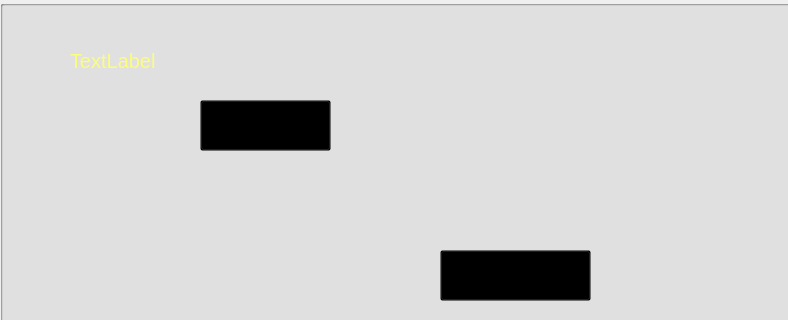
Above: FeedingFrenzy/screencontroller.ui from MATF-RS19/RS008-feeding-frenzy before the change; both pictures show x 0 to 788 and y 0 to 320 of the 788 by 473 pixel window. Below: the same form after it.
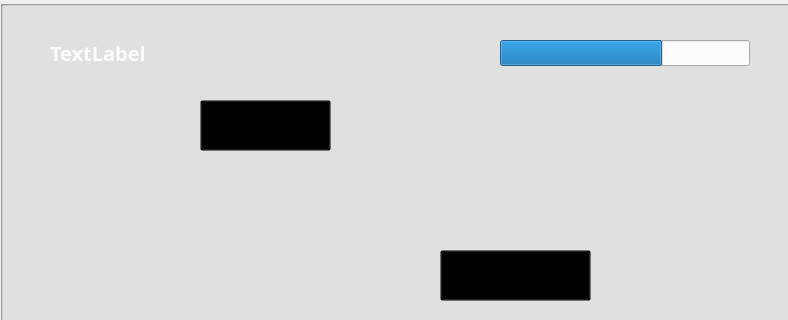
That is the form after the change. Icons and pictures are not drawn.

Commit message: Added progress bar and added hasWon flag for game over

```diff
--- a/FeedingFrenzy/screencontroller.ui
+++ b/FeedingFrenzy/screencontroller.ui
@@ -197,10 +197,10 @@
     <widget class="QLabel" name="testLabel">
      <property name="geometry">
       <rect>
-       <x>70</x>
-       <y>40</y>
-       <width>111</width>
-       <height>41</height>
+       <x>50</x>
+       <y>33</y>
+       <width>300</width>
+       <height>40</height>
       </rect>
      </property>
      <property name="palette">
@@ -211,7 +211,7 @@
           <color alpha="255">
            <red>255</red>
            <green>255</green>
-           <blue>127</blue>
+           <blue>255</blue>
           </color>
          </brush>
         </colorrole>
@@ -222,7 +222,7 @@
           <color alpha="255">
            <red>255</red>
            <green>255</green>
-           <blue>127</blue>
+           <blue>255</blue>
           </color>
          </brush>
         </colorrole>
@@ -242,13 +242,35 @@
      </property>
      <property name="font">
       <font>
+       <family>MV Boli</family>
        <pointsize>15</pointsize>
+       <weight>75</weight>
+       <bold>true</bold>
       </font>
      </property>
      <property name="text">
       <string>TextLabel</string>
      </property>
     </widget>
+    <widget class="QProgressBar" name="progressBar">
+     <property name="geometry">
+      <rect>
+       <x>500</x>
+       <y>40</y>
+       <width>250</width>
+       <height>26</height>
+      </rect>
+     </property>
+     <property name="value">
+      <number>65</number>
+     </property>
+     <property name="textVisible">
+      <bool>false</bool>
+     </property>
+     <property name="invertedAppearance">
+      <bool>false</bool>
+     </property>
+    </widget>
    </widget>
    <widget class="QGroupBox" name="gameOverGroup">
     <property name="geometry">
```
Left out of the diff: 2 changed lines with no effect on the pictures. The commit also changes 10 other files.
